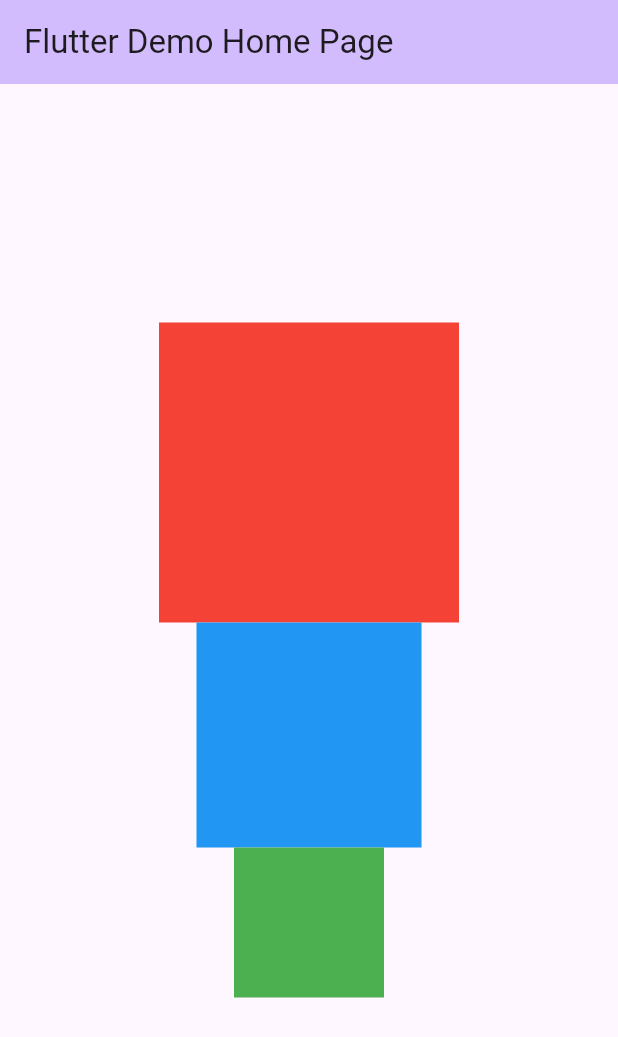
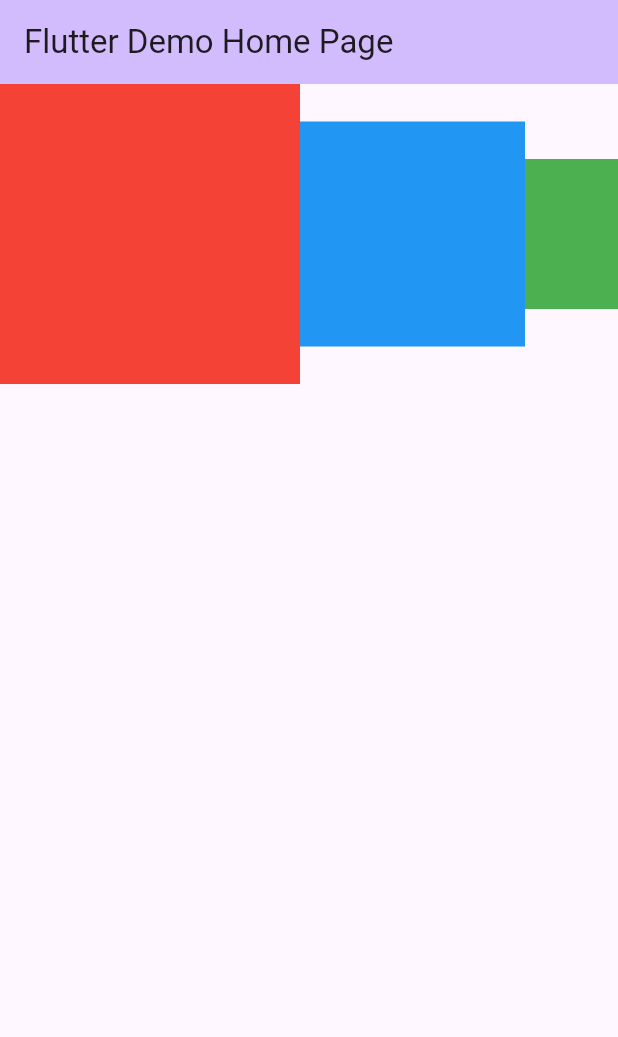
Before and after one commit to Ko-s-y/flutter-denwacho, a Flutter app: the screen it shows after launch, on a phone screen of 412 x 824 dp. Shown: the top 1037 px of the screen. Run offline on Flutter 3.47's test engine with Material 3 defaults, Android fonts, the phone set to English and light mode, and no system bars.

Commit message:
SingleChildScrollViewの試し

```diff
--- a/lib/main.dart
+++ b/lib/main.dart
@@ -38,9 +38,9 @@ class _MyHomePageState extends State<MyHomePage> {
         backgroundColor: Theme.of(context).colorScheme.inversePrimary,
         title: Text(widget.title),
       ),
-      body: Align(
-        alignment: Alignment.center, // カラム全体の移動はAlignでwrap
-        child: Column(
+      body: SingleChildScrollView(
+        scrollDirection: Axis.horizontal,
+        child: Row(
           mainAxisAlignment: MainAxisAlignment.center,
           crossAxisAlignment: CrossAxisAlignment.center,
           children: <Widget>[
```
